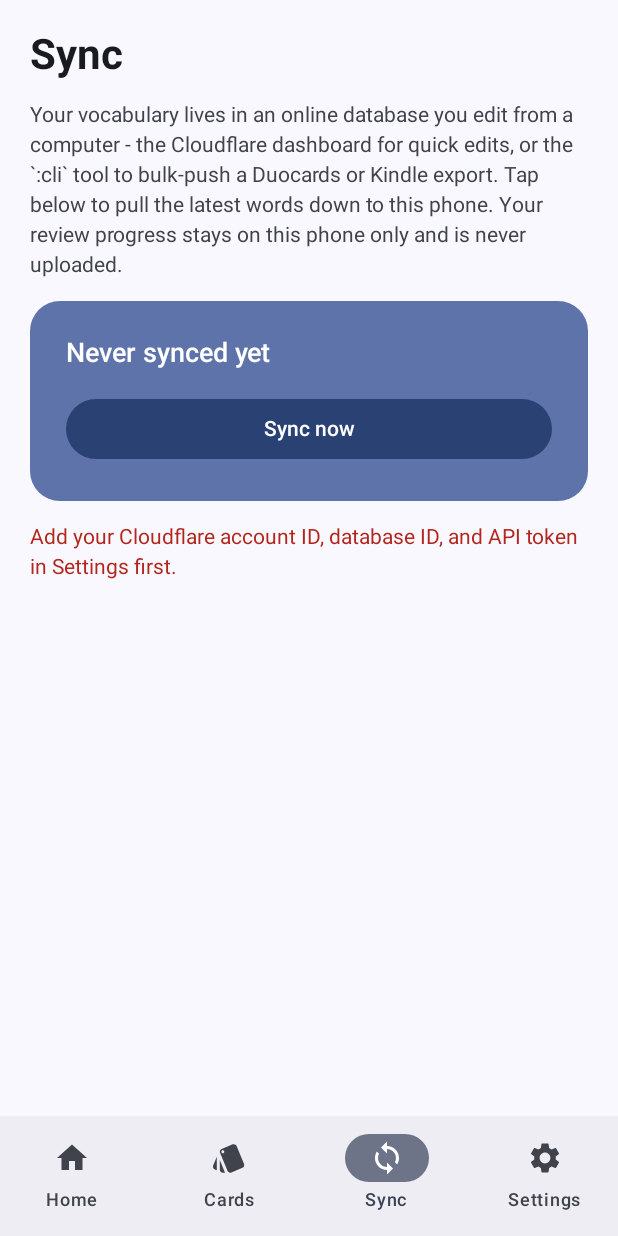
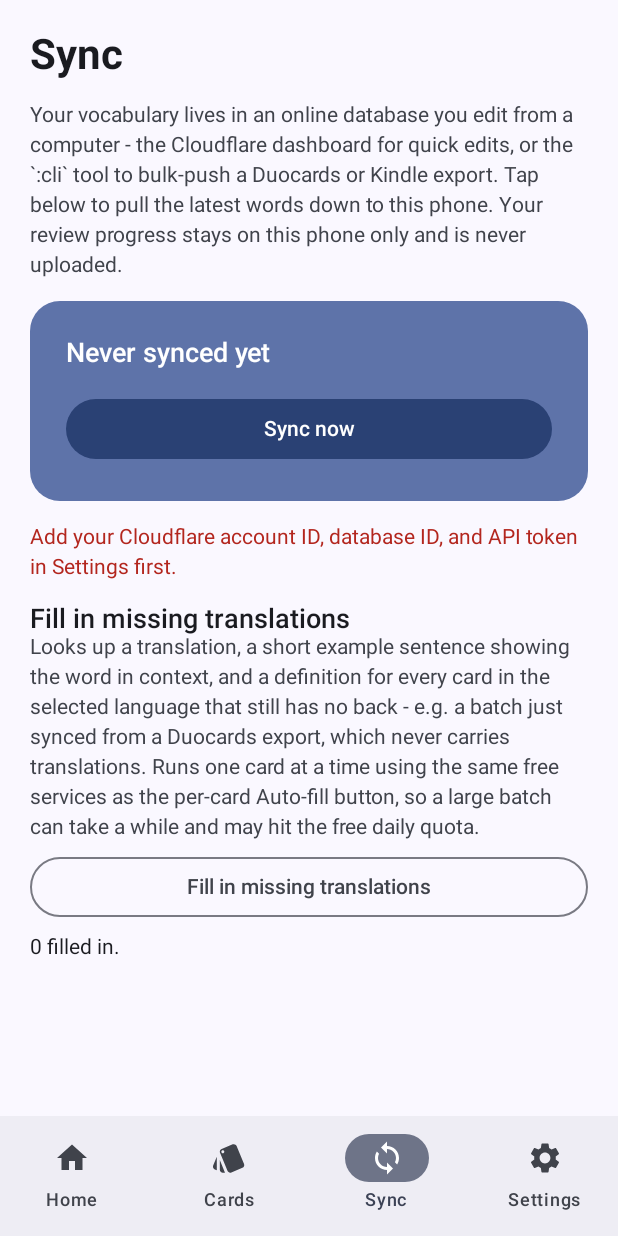
Before and after one commit to alessiomartini/flash-cards-app, an Android app built with Jetpack Compose: the SyncScreen screen opened through its navigation route, after a tap on "Sync now", on a phone screen of 412 x 824 dp. Run offline under Robolectric (Android 15) with nearby library versions, the phone set to English and light mode, and no system bars; our stand-ins replace Room's generated code; 1 other tap on this screen came first.

Commit message:
Add bulk translation auto-fill to the Sync screen
Adds a "Fill in missing translations" action for cards still missing a
back (e.g. a batch just synced from a Duocards export, which never
carries translations): it walks every such card in the selected
language, looking up a translation, a short example sentence showing
the word in context, and a definition via the same free dictionary/
translation services the per-card Auto-fill button already uses, one
card at a time to respect the free API's rate limit.

- CardDao/CardRepository: cardsMissingTranslation(language) query.
- SyncViewModel: fillMissingTranslations() with progress/result state.
- SyncScreen: button, progress bar, and result summary.

```diff
--- a/app/src/main/kotlin/com/engvocab/app/data/db/CardDao.kt
+++ b/app/src/main/kotlin/com/engvocab/app/data/db/CardDao.kt
@@ -53,4 +53,8 @@ interface CardDao {
     /** Every card synced from D1 (i.e. not added manually on the phone) - used to detect cloud-side deletions. */
     @Query("SELECT * FROM cards WHERE remoteId IS NOT NULL")
     suspend fun getAllWithRemoteId(): List<CardEntity>
+
+    /** Cards still missing a translation - e.g. freshly synced from a Duocards export with no back column. */
+    @Query("SELECT * FROM cards WHERE language = :language AND back = ''")
+    suspend fun getCardsWithBlankBack(language: TargetLanguage): List<CardEntity>
 }
--- a/app/src/main/kotlin/com/engvocab/app/data/repository/CardRepository.kt
+++ b/app/src/main/kotlin/com/engvocab/app/data/repository/CardRepository.kt
@@ -51,6 +51,10 @@ class CardRepository(
         cardDao.existsWithFrontInLanguage(front, language)
 
     suspend fun getCard(id: Long): CardEntity? = cardDao.getById(id)
+
+    /** Cards in [language] still missing a translation - the bulk auto-fill target on the Sync screen. */
+    suspend fun cardsMissingTranslation(language: TargetLanguage): List<CardEntity> =
+        cardDao.getCardsWithBlankBack(language)
 
     private suspend fun scheduler(): FsrsScheduler =
         FsrsScheduler(desiredRetention = settingsRepository.desiredRetention.first())
--- a/app/src/main/kotlin/com/engvocab/app/ui/sync/SyncScreen.kt
+++ b/app/src/main/kotlin/com/engvocab/app/ui/sync/SyncScreen.kt
@@ -13,7 +13,9 @@ import androidx.compose.material3.Button
 import androidx.compose.material3.Card
 import androidx.compose.material3.CardDefaults
 import androidx.compose.material3.CircularProgressIndicator
+import androidx.compose.material3.LinearProgressIndicator
 import androidx.compose.material3.MaterialTheme
+import androidx.compose.material3.OutlinedButton
 import androidx.compose.material3.Text
 import androidx.compose.runtime.Composable
 import androidx.compose.runtime.collectAsState
@@ -33,7 +35,14 @@ fun SyncScreen() {
     val container = rememberAppContainer()
     val viewModel: SyncViewModel = viewModel(
         factory = viewModelFactory {
-            initializer { SyncViewModel(container.syncRepository, container.settingsRepository) }
+            initializer {
+                SyncViewModel(
+                    container.syncRepository,
+                    container.cardRepository,
+                    container.enrichmentService,
+                    container.settingsRepository,
+                )
+            }
         },
     )
     val uiState by viewModel.uiState.collectAsState()
@@ -63,7 +72,7 @@ fun SyncScreen() {
                 Spacer(Modifier.height(16.dp))
                 Button(
                     onClick = viewModel::syncNow,
-                    enabled = !uiState.isSyncing,
+                    enabled = !uiState.isBusy,
                     modifier = Modifier.fillMaxWidth(),
                 ) {
                     if (uiState.isSyncing) {
@@ -85,6 +94,49 @@ fun SyncScreen() {
         uiState.errorMessage?.let { message ->
             Text(message, style = MaterialTheme.typography.bodyMedium, color = MaterialTheme.colorScheme.error)
         }
+
+        Column {
+            Text("Fill in missing translations", style = MaterialTheme.typography.titleMedium)
+            Text(
+                "Looks up a translation, a short example sentence showing the word in context, and " +
+                    "a definition for every card in the selected language that still has no back - " +
+                    "e.g. a batch just synced from a Duocards export, which never carries translations. " +
+                    "Runs one card at a time using the same free services as the per-card Auto-fill " +
+                    "button, so a large batch can take a while and may hit the free daily quota.",
+                style = MaterialTheme.typography.bodyMedium,
+                color = MaterialTheme.colorScheme.onSurfaceVariant,
+            )
+            Spacer(Modifier.height(8.dp))
+            OutlinedButton(
+                onClick = viewModel::fillMissingTranslations,
+                enabled = !uiState.isBusy,
+                modifier = Modifier.fillMaxWidth(),
+            ) {
+                if (uiState.isAutoFilling) {
+                    Text("Filling in... ${uiState.autoFillDone}/${uiState.autoFillTotal}")
+                } else {
+                    Text("Fill in missing translations")
+                }
+            }
+            if (uiState.isAutoFilling && uiState.autoFillTotal > 0) {
+                Spacer(Modifier.height(8.dp))
+                LinearProgressIndicator(
+                    progress = { uiState.autoFillDone.toFloat() / uiState.autoFillTotal },
+                    modifier = Modifier.fillMaxWidth(),
+                )
+            }
+            uiState.autoFillResult?.let { result ->
+                Spacer(Modifier.height(8.dp))
+                Text(
+                    if (result.stillMissing > 0) {
+                        "${result.filled} filled in, ${result.stillMissing} still missing (no translation found - try again later)."
+                    } else {
+                        "${result.filled} filled in."
+                    },
+                    style = MaterialTheme.typography.bodyMedium,
+                )
+            }
+        }
     }
 }
 
--- a/app/src/main/kotlin/com/engvocab/app/ui/sync/SyncViewModel.kt
+++ b/app/src/main/kotlin/com/engvocab/app/ui/sync/SyncViewModel.kt
@@ -2,6 +2,8 @@ package com.engvocab.app.ui.sync
 
 import androidx.lifecycle.ViewModel
 import androidx.lifecycle.viewModelScope
+import com.engvocab.app.data.repository.CardRepository
+import com.engvocab.app.data.repository.EnrichmentService
 import com.engvocab.app.data.repository.SettingsRepository
 import com.engvocab.app.data.repository.SyncResult
 import com.engvocab.app.data.sync.SyncOutcome
@@ -10,19 +12,30 @@ import kotlinx.coroutines.flow.MutableStateFlow
 import kotlinx.coroutines.flow.SharingStarted
 import kotlinx.coroutines.flow.StateFlow
 import kotlinx.coroutines.flow.asStateFlow
+import kotlinx.coroutines.flow.first
 import kotlinx.coroutines.flow.stateIn
 import kotlinx.coroutines.flow.update
 import kotlinx.coroutines.launch
+
+data class AutoFillResult(val filled: Int, val stillMissing: Int)
 
 data class SyncUiState(
     val isSyncing: Boolean = false,
     val lastResult: SyncResult? = null,
     val errorMessage: String? = null,
-)
+    val isAutoFilling: Boolean = false,
+    val autoFillDone: Int = 0,
+    val autoFillTotal: Int = 0,
+    val autoFillResult: AutoFillResult? = null,
+) {
+    val isBusy: Boolean get() = isSyncing || isAutoFilling
+}
 
 class SyncViewModel(
     private val syncRepository: SyncRepository,
-    settingsRepository: SettingsRepository,
+    private val cardRepository: CardRepository,
+    private val enrichmentService: EnrichmentService,
+    private val settingsRepository: SettingsRepository,
 ) : ViewModel() {
     private val _uiState = MutableStateFlow(SyncUiState())
     val uiState: StateFlow<SyncUiState> = _uiState.asStateFlow()
@@ -31,7 +44,7 @@ class SyncViewModel(
         .stateIn(viewModelScope, SharingStarted.WhileSubscribed(5_000), null)
 
     fun syncNow() {
-        if (_uiState.value.isSyncing) return
+        if (_uiState.value.isBusy) return
         viewModelScope.launch {
             _uiState.update { it.copy(isSyncing = true, errorMessage = null, lastResult = null) }
             when (val outcome = syncRepository.sync()) {
@@ -44,4 +57,46 @@ class SyncViewModel(
             }
         }
     }
+
+    /**
+     * Fills in the translation (and, when the free dictionary has one, a short example sentence
+     * and definition) for every card in the selected language still missing a back - typically a
+     * batch just pulled from a Duocards export, which never carries translations. Runs one card
+     * at a time to respect the free translation API's rate limit; safe to stop and resume later.
+     */
+    fun fillMissingTranslations() {
+        if (_uiState.value.isBusy) return
+        viewModelScope.launch {
+            _uiState.update {
+                it.copy(isAutoFilling = true, errorMessage = null, autoFillResult = null, autoFillDone = 0, autoFillTotal = 0)
+            }
+            val language = settingsRepository.selectedLanguage.first()
+            val cards = cardRepository.cardsMissingTranslation(language)
+            _uiState.update { it.copy(autoFillTotal = cards.size) }
+
+            var filled = 0
+            var stillMissing = 0
+            for ((index, card) in cards.withIndex()) {
+                val enrichment = enrichmentService.enrich(card.front, language)
+                if (enrichment.translation.isNullOrBlank()) {
+                    stillMissing++
+                } else {
+                    cardRepository.updateCard(
+                        card.copy(
+                            back = enrichment.translation,
+                            definition = card.definition ?: enrichment.definition,
+                            example = card.example ?: enrichment.example,
+                            partOfSpeech = card.partOfSpeech ?: enrichment.partOfSpeech,
+                        ),
+                    )
+                    filled++
+                }
+                _uiState.update { it.copy(autoFillDone = index + 1) }
+            }
+
+            _uiState.update {
+                it.copy(isAutoFilling = false, autoFillResult = AutoFillResult(filled, stillMissing))
+            }
+        }
+    }
 }
```
